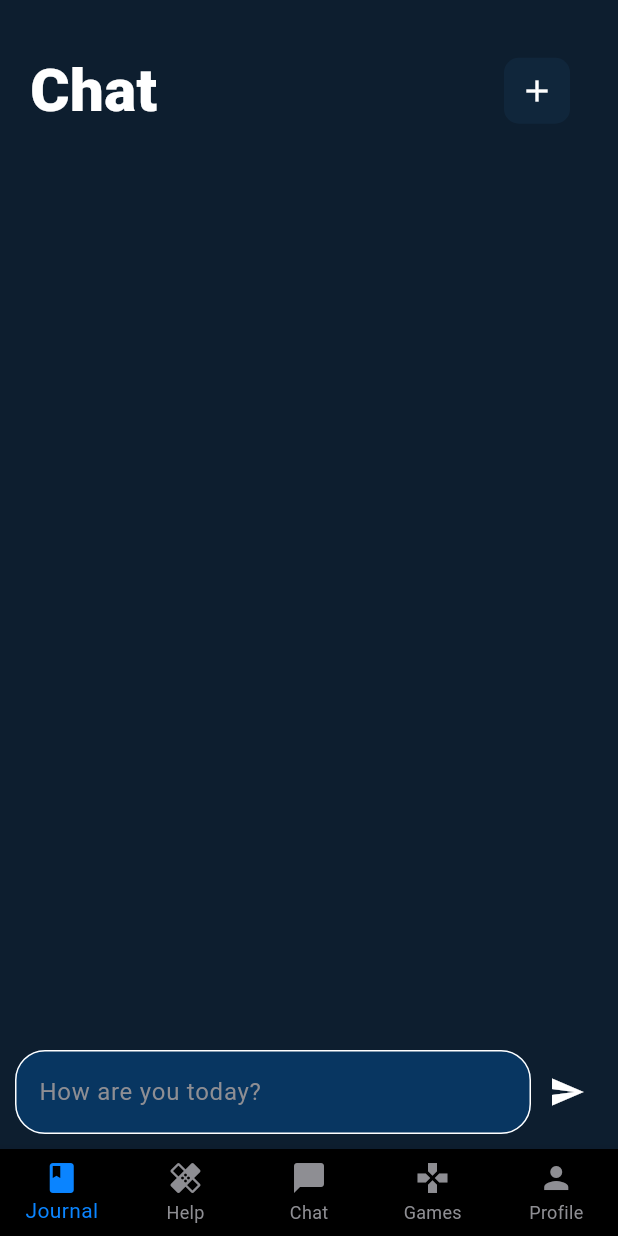
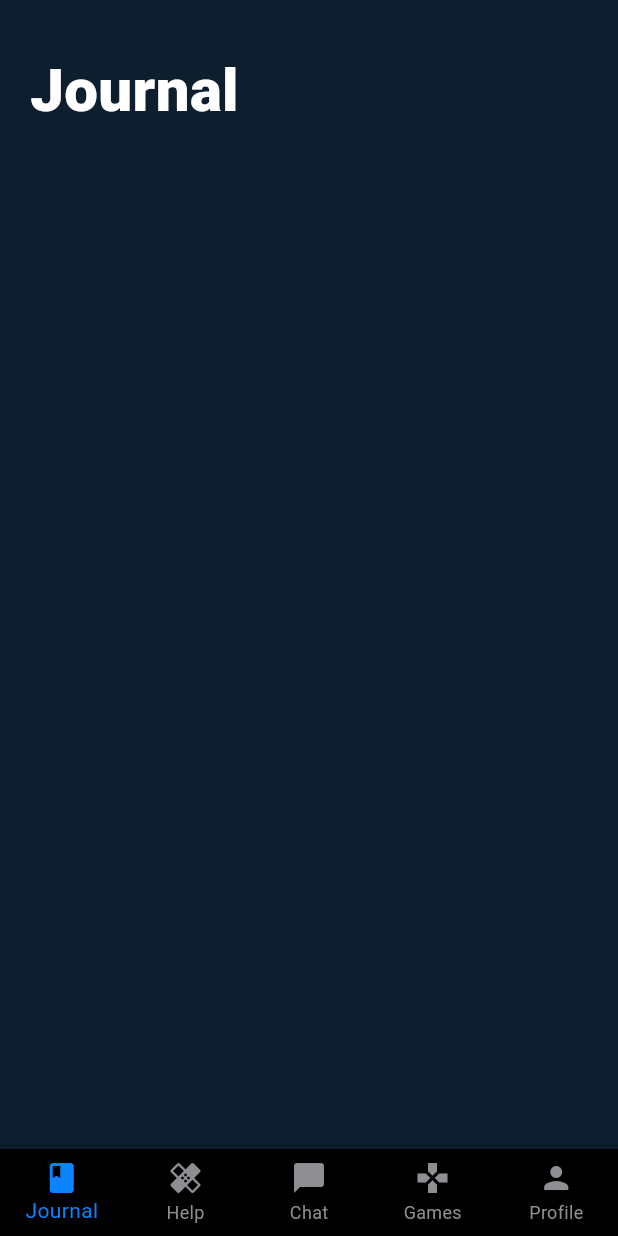
Before and after one commit to jamesdeal89/UniCare, a Flutter app: the MainView screen opened directly, on a phone screen of 412 x 824 dp. Run offline on Flutter 3.47's test engine with Material 3 defaults, Android fonts, the phone set to English and light mode, and no system bars.

Commit message:
Added the ability to switch between tabs on the main app view.

```diff
--- a/team_31_health_app/lib/views/main/mainView.dart
+++ b/team_31_health_app/lib/views/main/mainView.dart
@@ -1,5 +1,9 @@
 import 'package:flutter/material.dart';
 import 'package:team_31_health_app/views/main/subviews/chatView.dart';
+import 'package:team_31_health_app/views/main/subviews/journalView.dart';
+import 'package:team_31_health_app/views/main/subviews/helpView.dart';
+import 'package:team_31_health_app/views/main/subviews/gamesView.dart';
+import 'package:team_31_health_app/views/main/subviews/profileView.dart';
 
 class MainView extends StatefulWidget {
   const MainView({super.key});
@@ -8,19 +12,33 @@ class MainView extends StatefulWidget {
   State<MainView> createState() => _MainView();
 }
 
-//TODO: Add functionality with switching views with the bottom navigation bar
+class _MainView extends State<MainView> {
+  int _selectedIndex = 0;
 
-class _MainView extends State<MainView> {
+  static const List<Widget> _widgetOptions = <Widget>[
+    JournalView(),
+    HelpView(),
+    ChatView(),
+    GamesView(),
+    ProfileView(),
+  ];
+
+  void _onItemTapped(int index) {
+    setState(() {
+      _selectedIndex = index;
+    });
+  }
+
   @override
   Widget build(BuildContext context) {
     return Scaffold(
-      body: ChatView(),
+      body: _widgetOptions.elementAt(_selectedIndex),
       bottomNavigationBar: BottomNavigationBar(
         backgroundColor: Color.fromARGB(255, 0, 0, 0),
         unselectedItemColor: Color.fromARGB(255, 142, 142, 147),
         selectedItemColor: Color.fromARGB(255, 10, 132, 255),
         type: BottomNavigationBarType.fixed,
-        items: [
+        items: const <BottomNavigationBarItem>[
           BottomNavigationBarItem(
             icon: Icon(Icons.book),
             label: "Journal",
@@ -40,8 +58,10 @@ class _MainView extends State<MainView> {
           BottomNavigationBarItem(
             icon: Icon(Icons.person),
             label: "Profile",
-          )
+          ),
         ],
+        currentIndex: _selectedIndex,
+        onTap: _onItemTapped,
       ),
     );
   }
--- a/team_31_health_app/lib/views/main/subviews/chatView.dart
+++ b/team_31_health_app/lib/views/main/subviews/chatView.dart
@@ -1,7 +1,7 @@
 import 'package:flutter/material.dart';
 
 class ChatView extends StatefulWidget {
-  const ChatView({Key? key}) : super(key: key);
+  const ChatView({super.key});
 
   @override
   State<ChatView> createState() => _ChatView();
@@ -38,7 +38,7 @@ class _ChatView extends State<ChatView> {
                             borderRadius: BorderRadius.circular(10),
                           ),
                           child: Icon(
-                            Icons.add,
+                            Icons.refresh,
                             color: Colors.white,
                           ),
                         ),
@@ -56,16 +56,19 @@ class _ChatView extends State<ChatView> {
               child: Row(
                 children: <Widget>[
                   Expanded(
+                    child: SizedBox(
+                      height: 50,
                       child: TextField(
                         decoration: InputDecoration(
-                        filled: true,
                           fillColor: const Color.fromARGB(255, 8, 54, 97),
                           hintText: 'How are you today?',
+                          contentPadding: EdgeInsets.symmetric(horizontal: 10.0),
                           hintStyle: TextStyle(
-                          color: Color.fromARGB(255, 142, 142, 147),
+                            color: Colors.grey,
                           ),
                           border: OutlineInputBorder(
-                          borderRadius: BorderRadius.circular(20),
+                            borderRadius: BorderRadius.circular(40),
+                          ),
                         ),
                       ),
                     ),
--- /dev/null
+++ b/team_31_health_app/lib/views/main/subviews/journalView.dart
@@ -0,0 +1,42 @@
+import 'package:flutter/material.dart';
+
+class JournalView extends StatefulWidget {
+  const JournalView({super.key});
+
+  @override
+  State<JournalView> createState() => _JournalView();
+}
+
+class _JournalView extends State<JournalView> {
+  @override
+  Widget build(BuildContext context) {
+    return Scaffold(
+      body: Stack(
+        children: <Widget>[
+          SingleChildScrollView(
+            physics: BouncingScrollPhysics(),
+            child: Column(
+              crossAxisAlignment: CrossAxisAlignment.start,
+              children: <Widget>[
+                SafeArea(
+                  child: Padding(
+                    padding: EdgeInsets.only(left: 20, right: 32, top: 32),
+                    child: Row(
+                      mainAxisAlignment: MainAxisAlignment.spaceBetween,
+                      children: <Widget>[
+                        Text(
+                          "Journal",
+                          style: TextStyle(fontSize: 40, fontWeight: FontWeight.w800, color: Colors.white, fontFamily: 'CupertinoSystemDisplay'),
+                        ),
+                      ],
+                    ),
+                  ),
+                ),
+              ],
+            ),
+          ),
+        ],
+      ),
+    );
+  }
+}
```
Also changed, not shown: team_31_health_app/lib/views/main/subviews/gamesView.dart (added, +42 -0 lines), team_31_health_app/lib/views/main/subviews/helpView.dart (added, +42 -0 lines), team_31_health_app/lib/views/main/subviews/profileView.dart (added, +42 -0 lines), 1 other file. Lines whose indentation alone changed are shown as unchanged.
